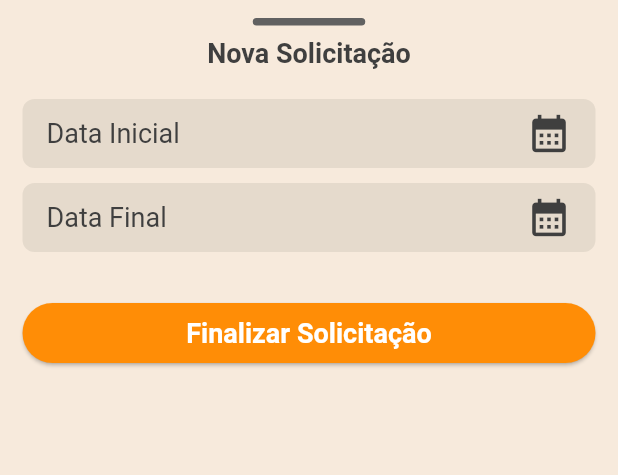
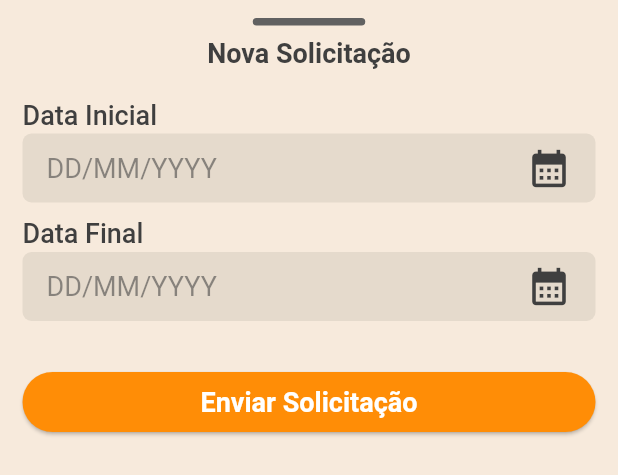
Before and after one commit to DFerias/app, a Flutter app: the ModalSheetSolicitacao widget shown alone on an empty page, opened directly, on a phone screen of 412 x 824 dp. Shown: the top 475 px of the screen. Run offline on Flutter 3.47's test engine with Material 2 defaults, Android fonts, the phone set to English and light mode, and no system bars; our stand-ins replace bloc, dio, flutter_bloc, flutter_colorpicker, fluttertoast, shared_preferences; missing offline and left inert: dio_http_cache; accounts and stored records are empty.

Commit message:
feat: add funcionalidade de cad. de funcionario + outros
+ Ajuste no login para obter os dados do usuário;
+ Melhorias visuais no modal de solicitação;
+ Melhorias visuais no modal de cadastro de usuário;
+ Ajuste para obter os dados do usuário no login e exibir na home;

```diff
--- a/lib/auth/login/login_bloc.dart
+++ b/lib/auth/login/login_bloc.dart
@@ -18,7 +18,7 @@ class AuthBloc extends Bloc<AuthEvent, AuthState> {
         final data = await authRepository.login(event.email!, event.password!);
 
         if (data is AuthModel) {
-          App.authService.atualizarSessao(token: data.token);
+          App.authService.atualizarSessao(token: data.token, usuario: data.funcionario);
           emit(AuthSucess(data));
         } else {
           emit(AuthInitial());
--- a/lib/shared/date_picker_widget.dart
+++ b/lib/shared/date_picker_widget.dart
@@ -6,13 +6,11 @@ import 'package:app/index.dart';
 class DatePickerWidget extends StatefulWidget {
   final DateTime? date;
   final bool? dataInicio;
-  final String? label;
 
   const DatePickerWidget({
     Key? key,
     this.date,
     this.dataInicio,
-    this.label,
   }) : super(key: key);
 
   @override
@@ -22,26 +20,22 @@ class DatePickerWidget extends StatefulWidget {
 class _DatePickerWidgetState extends State<DatePickerWidget> {
   @override
   Widget build(BuildContext context) {
-    String? label = widget.dataInicio == null
-        ? widget.label
-        : widget.dataInicio != null && widget.dataInicio == true
-            ? 'Data Inicial'
-            : 'Data Final';
+    String? label = 'DD/MM/YYYY';
     String? dataSelecionada = DateFormat('dd/MM/yyyy').format(DateFormat('yyyy-MM-dd').parse((widget.date ?? DateTime.now()).toString()));
 
     return Container(
       padding: const EdgeInsets.symmetric(horizontal: 16.0, vertical: 8.0),
       decoration: const BoxDecoration(
         color: Color.fromARGB(255, 229, 218, 204),
-        borderRadius: BorderRadius.all(Radius.circular(8.0)),
+        borderRadius: BorderRadius.all(Radius.circular(6.0)),
       ),
       child: Row(
         mainAxisAlignment: MainAxisAlignment.spaceBetween,
         children: [
           Text(
-            widget.date != null ? dataSelecionada : label ?? '',
-            style: const TextStyle(
-              color: Color(0xFF3F3F3F),
+            widget.date != null ? dataSelecionada : label,
+            style: TextStyle(
+              color: widget.date != null ? const Color(0xFF3F3F3F) : const Color(0x913F3F3F),
               fontSize: 18.0,
             ),
           ),
--- a/lib/shared/dialogs.dart
+++ b/lib/shared/dialogs.dart
@@ -66,7 +66,7 @@ class Dialogs {
     );
   }
 
-  static showAlertDialog(String? message, String? titulo) {
+  static Future showAlertDialog(String? message, String? titulo) {
     return showDialog(
       context: App.context,
       builder: (context) {
--- a/lib/shared/modal_solicitacao.dart
+++ b/lib/shared/modal_solicitacao.dart
@@ -81,7 +81,21 @@ class ModalSheetSolicitacaoState extends State<ModalSheetSolicitacao> {
 
   Widget _dataInicio() {
     return GestureDetector(
-      child: DatePickerWidget(dataInicio: true, date: _solicitacaoBloc.state.dataInicial),
+      child: Column(
+        crossAxisAlignment: CrossAxisAlignment.start,
+        children: [
+          const Text(
+            'Data Inicial',
+            style: TextStyle(
+              color: Color(0xFF3F3F3F),
+              fontSize: 18.0,
+              fontWeight: FontWeight.w500,
+            ),
+          ),
+          const SizedBox(height: 2.0),
+          DatePickerWidget(dataInicio: true, date: _solicitacaoBloc.state.dataInicial)
+        ],
+      ),
       onTap: () {
         DateTimePicker().picker(null).then((value) {
           _solicitacaoBloc.add(SelectDataInicialEvent(dataInicio: value));
@@ -92,7 +106,21 @@ class ModalSheetSolicitacaoState extends State<ModalSheetSolicitacao> {
 
   Widget _dataFim() {
     return GestureDetector(
-      child: DatePickerWidget(dataInicio: false, date: _solicitacaoBloc.state.dataFinal),
+      child: Column(
+        crossAxisAlignment: CrossAxisAlignment.start,
+        children: [
+          const Text(
+            'Data Final',
+            style: TextStyle(
+              color: Color(0xFF3F3F3F),
+              fontSize: 18.0,
+              fontWeight: FontWeight.w500,
+            ),
+          ),
+          const SizedBox(height: 2.0),
+          DatePickerWidget(dataInicio: false, date: _solicitacaoBloc.state.dataFinal),
+        ],
+      ),
       onTap: () {
         DateTimePicker().picker(null).then((value) {
           _solicitacaoBloc.add(SelectDataFinalEvent(dataFinal: value));
@@ -106,7 +134,7 @@ class ModalSheetSolicitacaoState extends State<ModalSheetSolicitacao> {
       constraints: const BoxConstraints(minWidth: double.infinity),
       child: ElevatedButton(
         child: const Text(
-          'Finalizar Solicitação',
+          'Enviar Solicitação',
           style: TextStyle(fontSize: 18.0, fontWeight: FontWeight.bold),
         ),
         onPressed: () {
```
Also changed, not shown: lib/data/datasources/cadastro_equipe_datasource.dart (added, +38 -0 lines), lib/data/datasources/listar_ferias_datasource.dart (+7 -45 lines), lib/data/models/authModel.dart (+106 -5 lines), lib/data/models/equipe_model.dart (added, +31 -0 lines), lib/data/repositories/cadastro_equipe_repository.dart (added, +30 -0 lines), lib/screens/home_page.dart (+8 -9 lines), lib/services/app.dart (+51 -0 lines), lib/services/auth_service.dart (+15 -1 lines), lib/shared/modal_cadastro_equipe.dart (renamed from lib/shared/modal_cadastro_setor.dart, +37 -14 lines), lib/shared/modal_cadastro_funcionario.dart (+15 -1 lines).
